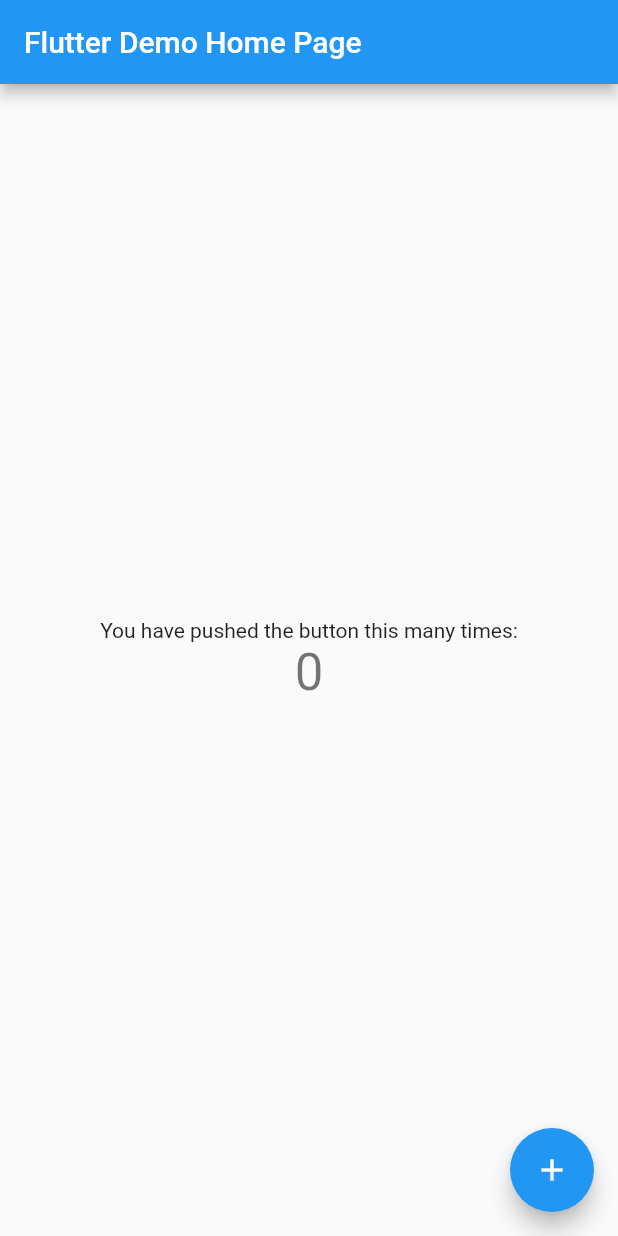
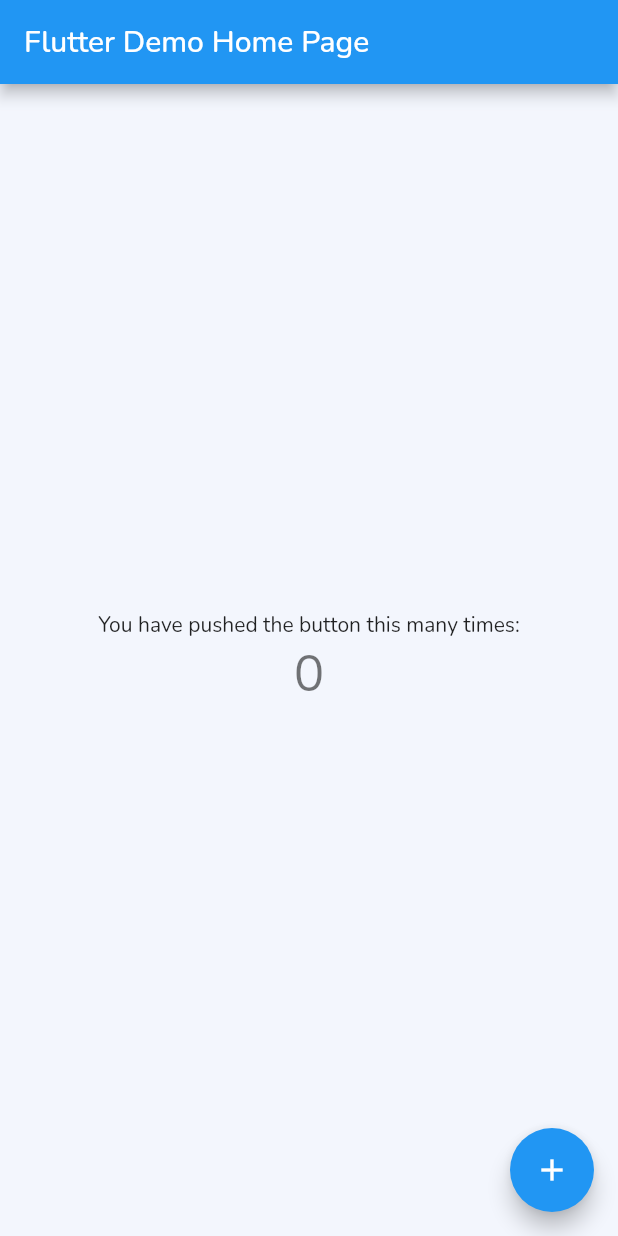
Before and after one commit to abuanwar072/Colbd_Flutter_App, a Flutter app: the screen it shows after launch, on a phone screen of 412 x 824 dp. Run offline on Flutter 3.47's test engine with Material 2 defaults, Android fonts, the phone set to English and light mode, and no system bars.

Commit message:
font added

```diff
--- a/lib/constant.dart
+++ b/lib/constant.dart
@@ -44,3 +44,4 @@ const kGradientButtonColorPeach = LinearGradient(
 const kBackgroundColor = Color(0xFFF3F6FD);
 const kTextColor = Color(0xFF313862);
 const kWhiteColor = Color(0xFFFFFFFF);
+const kGeayTextColor = Color(0xFF70757B);
--- a/lib/main.dart
+++ b/lib/main.dart
@@ -1,3 +1,4 @@
+import 'package:colbd_app/constant.dart';
 import 'package:flutter/material.dart';
 
 void main() => runApp(MyApp());
@@ -9,16 +10,9 @@ class MyApp extends StatelessWidget {
     return MaterialApp(
       title: 'Flutter Demo',
       theme: ThemeData(
-        // This is the theme of your application.
-        //
-        // Try running your application with "flutter run". You'll see the
-        // application has a blue toolbar. Then, without quitting the app, try
-        // changing the primarySwatch below to Colors.green and then invoke
-        // "hot reload" (press "r" in the console where you ran "flutter run",
-        // or simply save your changes to "hot reload" in a Flutter IDE).
-        // Notice that the counter didn't reset back to zero; the application
-        // is not restarted.
-        primarySwatch: Colors.blue,
+        scaffoldBackgroundColor: kBackgroundColor,
+        fontFamily: "Nunito",
+        // primarySwatch: Colors.blue,
       ),
       home: MyHomePage(title: 'Flutter Demo Home Page'),
     );
```
Also changed, not shown: pubspec.yaml (+11 -8 lines), lib/asstes/fonts/Nunito/Nunito-Black.ttf (added), lib/asstes/fonts/Nunito/Nunito-BlackItalic.ttf (added), lib/asstes/fonts/Nunito/Nunito-Bold.ttf (added), lib/asstes/fonts/Nunito/Nunito-BoldItalic.ttf (added), lib/asstes/fonts/Nunito/Nunito-ExtraBold.ttf (added), lib/asstes/fonts/Nunito/Nunito-ExtraBoldItalic.ttf (added), lib/asstes/fonts/Nunito/Nunito-ExtraLight.ttf (added), lib/asstes/fonts/Nunito/Nunito-ExtraLightItalic.ttf (added), lib/asstes/fonts/Nunito/Nunito-Italic.ttf (added), lib/asstes/fonts/Nunito/Nunito-Light.ttf (added), lib/asstes/fonts/Nunito/Nunito-LightItalic.ttf (added), lib/asstes/fonts/Nunito/Nunito-Regular.ttf (added), lib/asstes/fonts/Nunito/Nunito-SemiBold.ttf (added), 1 more files.
